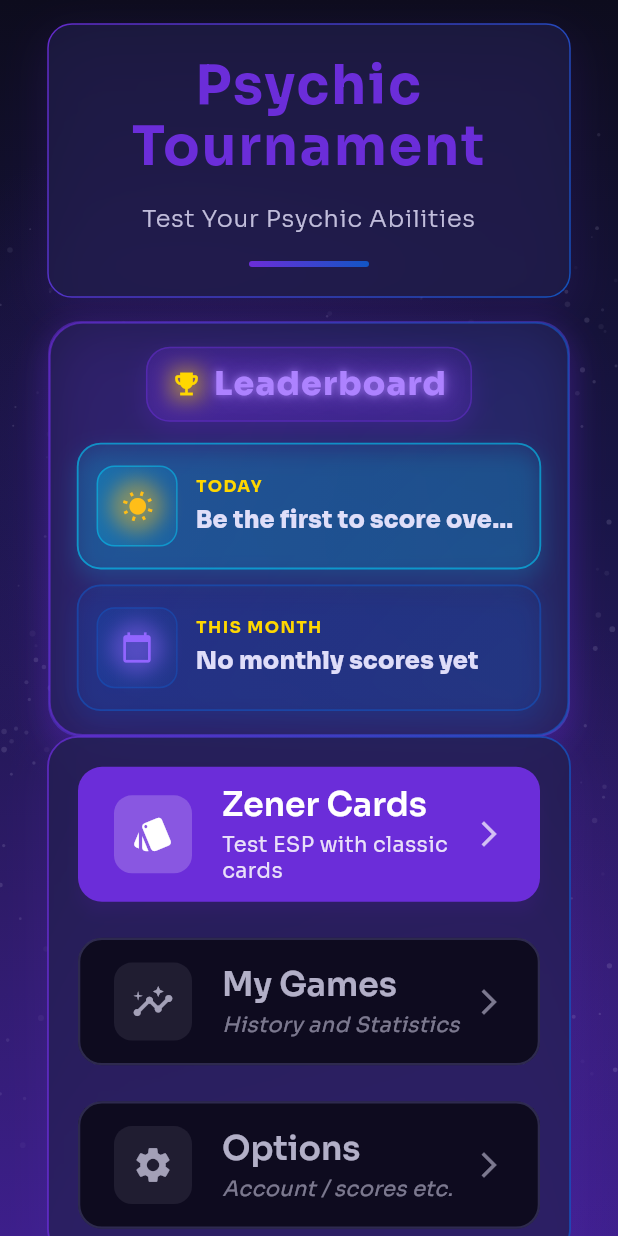
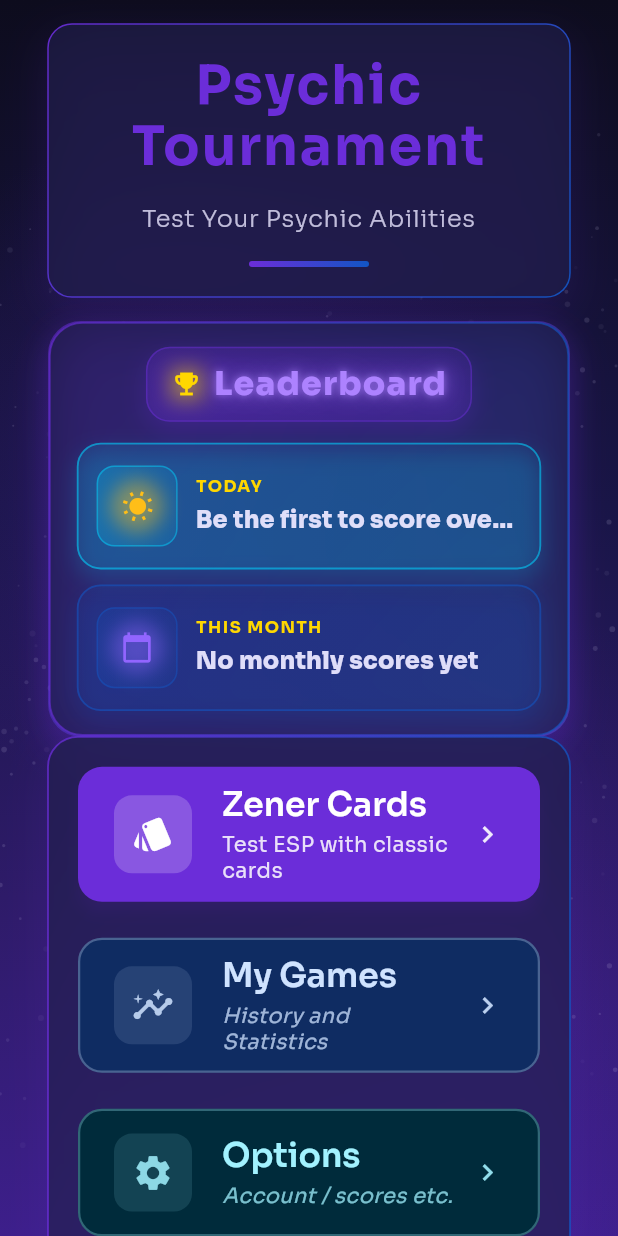
Before and after one commit to supasebie/PsychicTournament, a Flutter app: the screen it shows after launch, on a phone screen of 412 x 824 dp. Run offline on Flutter 3.47's test engine with Material 3 defaults, Android fonts, the phone set to English and light mode, and no system bars; our stand-ins replace fl_chart, flutter_svg, google_fonts, google_mobile_ads, sqflite, supabase_flutter and 1 more; accounts and stored records are empty; network calls fail.

Commit message:
main screen button change

```diff
--- a/lib/screens/main_menu_screen.dart
+++ b/lib/screens/main_menu_screen.dart
@@ -324,6 +324,8 @@ class _MainMenuScreenState extends State<MainMenuScreen> {
           onPressed: () {
             Navigator.pushNamed(context, '/stats-menu');
           },
+          containerColor: Theme.of(context).colorScheme.secondaryContainer,
+          onContainerColor: Theme.of(context).colorScheme.onSecondaryContainer,
         ),
         const SizedBox(height: 24),
 
@@ -336,6 +338,8 @@ class _MainMenuScreenState extends State<MainMenuScreen> {
           onPressed: () {
             Navigator.pushNamed(context, '/options');
           },
+          containerColor: Theme.of(context).colorScheme.tertiaryContainer,
+          onContainerColor: Theme.of(context).colorScheme.onTertiaryContainer,
         ),
       ],
     );
@@ -413,9 +417,9 @@ class _MainMenuScreenState extends State<MainMenuScreen> {
               ),
               const SizedBox(width: 8),
               Icon(
-                Icons.arrow_forward_ios,
-                color: colorScheme.onPrimary.withValues(alpha: 0.7),
-                size: 20,
+                Icons.chevron_right,
+                color: colorScheme.onPrimary.withValues(alpha: 0.9),
+                size: 22,
               ),
             ],
           ),
@@ -430,9 +434,13 @@ class _MainMenuScreenState extends State<MainMenuScreen> {
     required String title,
     required String subtitle,
     required VoidCallback? onPressed,
+    Color? containerColor,
+    Color? onContainerColor,
   }) {
     final theme = Theme.of(context);
     final colorScheme = theme.colorScheme;
+    final Color bg = containerColor ?? colorScheme.secondaryContainer;
+    final Color fg = onContainerColor ?? colorScheme.onSecondaryContainer;
 
     // Prevent overflow in secondary buttons as well.
     return ConstrainedBox(
@@ -444,10 +452,10 @@ class _MainMenuScreenState extends State<MainMenuScreen> {
         child: OutlinedButton(
           onPressed: onPressed,
           style: OutlinedButton.styleFrom(
-            backgroundColor: colorScheme.surface,
-            foregroundColor: colorScheme.onSurface.withValues(alpha: 0.7),
+            backgroundColor: bg,
+            foregroundColor: fg,
             side: BorderSide(
-              color: colorScheme.outline.withValues(alpha: 0.5),
+              color: fg.withValues(alpha: 0.3),
               width: 1.5,
             ),
             shape: RoundedRectangleBorder(
@@ -461,13 +469,13 @@ class _MainMenuScreenState extends State<MainMenuScreen> {
               Container(
                 padding: const EdgeInsets.all(12),
                 decoration: BoxDecoration(
-                  color: colorScheme.onSurface.withValues(alpha: 0.08),
+                  color: fg.withValues(alpha: 0.12),
                   borderRadius: BorderRadius.circular(12),
                 ),
                 child: Icon(
                   icon,
                   size: 28,
-                  color: colorScheme.onSurface.withValues(alpha: 0.65),
+                  color: fg.withValues(alpha: 0.85),
                 ),
               ),
               const SizedBox(width: 20),
@@ -482,7 +490,7 @@ class _MainMenuScreenState extends State<MainMenuScreen> {
                       overflow: TextOverflow.ellipsis,
                       style: theme.textTheme.titleLarge?.copyWith(
                         fontWeight: FontWeight.w600,
-                        color: colorScheme.onSurface.withValues(alpha: 0.75),
+                        color: fg,
                       ),
                     ),
                     const SizedBox(height: 4),
@@ -493,7 +501,7 @@ class _MainMenuScreenState extends State<MainMenuScreen> {
                       overflow: TextOverflow.fade,
                       style: theme.textTheme.bodyMedium?.copyWith(
                         height: 1.2,
-                        color: colorScheme.onSurface.withValues(alpha: 0.5),
+                        color: fg.withValues(alpha: 0.75),
                         fontStyle: FontStyle.italic,
                       ),
                     ),
@@ -502,11 +510,9 @@ class _MainMenuScreenState extends State<MainMenuScreen> {
               ),
               const SizedBox(width: 8),
               Icon(
-                SupabaseService.isSignedIn
-                    ? Icons.logout
-                    : Icons.arrow_forward_ios,
-                color: colorScheme.onSurface.withValues(alpha: 0.5),
-                size: 20,
+                Icons.chevron_right,
+                color: fg.withValues(alpha: 0.9),
+                size: 22,
               ),
             ],
           ),
```
